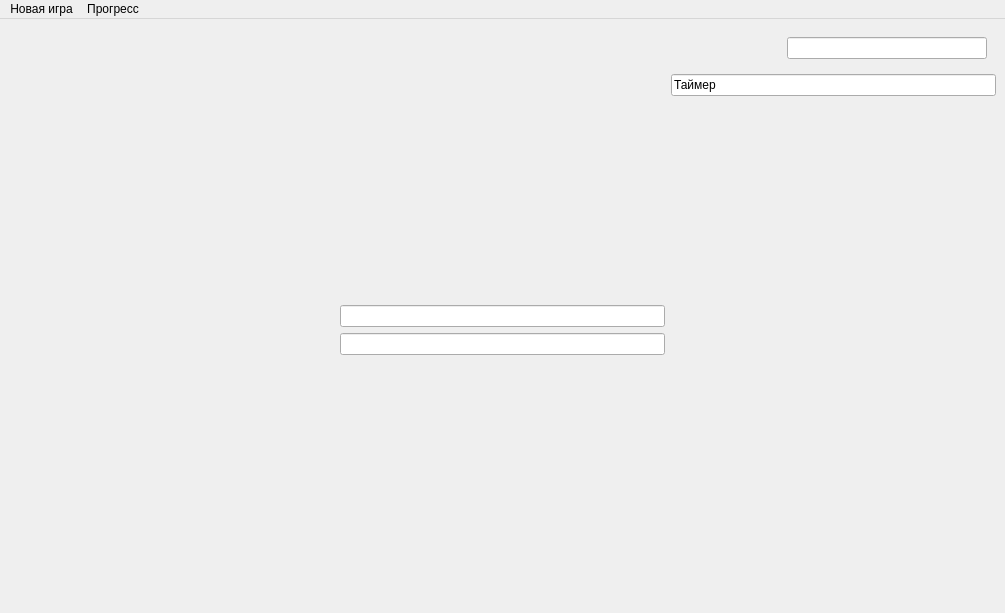
Above: MyMainForm.ui from KirillShevnin1/MyFirstProgramm before the change. Below: the same form after it.
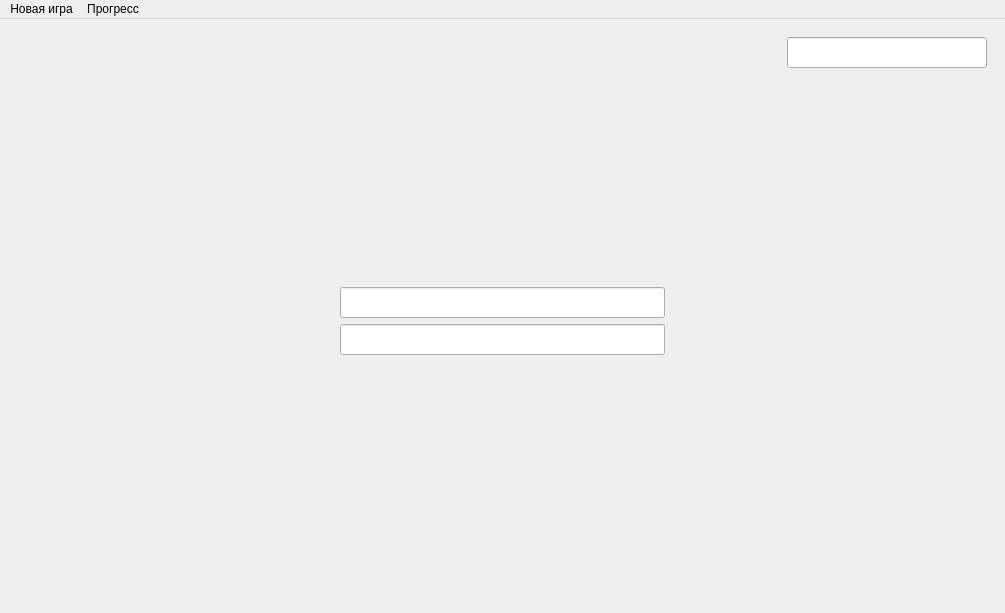
That is the form after the change. Icons and pictures are not drawn.

```diff
--- a/MyMainForm.ui
+++ b/MyMainForm.ui
@@ -19,9 +19,15 @@
   <property name="windowTitle">
    <string>Моё приложение </string>
   </property>
+  <property name="autoFillBackground">
+   <bool>false</bool>
+  </property>
+  <property name="styleSheet">
+   <string notr="true">#MainWindow {border-image:url(:/bg/bg) 0 0 0 0 stretch stretch;}</string>
+  </property>
   <widget class="QWidget" name="centralwidget">
    <layout class="QGridLayout" name="gridLayout_2">
-    <item row="2" column="2">
+    <item row="1" column="2">
      <spacer name="horizontalSpacer_3">
       <property name="orientation">
        <enum>Qt::Horizontal</enum>
@@ -34,7 +40,7 @@
       </property>
      </spacer>
     </item>
-    <item row="2" column="0">
+    <item row="1" column="0">
      <spacer name="horizontalSpacer_2">
       <property name="orientation">
        <enum>Qt::Horizontal</enum>
@@ -47,6 +53,69 @@
       </property>
      </spacer>
     </item>
+    <item row="1" column="1">
+     <layout class="QGridLayout" name="gridLayout">
+      <item row="0" column="0">
+       <spacer name="verticalSpacer">
+        <property name="orientation">
+         <enum>Qt::Vertical</enum>
+        </property>
+        <property name="sizeHint" stdset="0">
+         <size>
+          <width>20</width>
+          <height>187</height>
+         </size>
+        </property>
+       </spacer>
+      </item>
+      <item row="4" column="0">
+       <spacer name="verticalSpacer_2">
+        <property name="orientation">
+         <enum>Qt::Vertical</enum>
+        </property>
+        <property name="sizeHint" stdset="0">
+         <size>
+          <width>20</width>
+          <height>249</height>
+         </size>
+        </property>
+       </spacer>
+      </item>
+      <item row="3" column="0">
+       <widget class="QLineEdit" name="lineEditEnterText">
+        <property name="maximumSize">
+         <size>
+          <width>500</width>
+          <height>16777215</height>
+         </size>
+        </property>
+        <property name="font">
+         <font>
+          <pointsize>14</pointsize>
+         </font>
+        </property>
+       </widget>
+      </item>
+      <item row="1" column="0" rowspan="2">
+       <widget class="QLineEdit" name="lineEditOutputText">
+        <property name="maximumSize">
+         <size>
+          <width>500</width>
+          <height>16777215</height>
+         </size>
+        </property>
+        <property name="font">
+         <font>
+          <pointsize>14</pointsize>
+         </font>
+        </property>
+        <property name="text">
+         <string/>
+        </property>
+       </widget>
+      </item>
+     </layout>
+    </item>
     <item row="0" column="0" colspan="3">
      <widget class="QWidget" name="widget" native="true">
       <layout class="QHBoxLayout" name="horizontalLayout_2">
@@ -73,6 +142,11 @@
              <height>16777215</height>
             </size>
            </property>
+           <property name="font">
+            <font>
+             <pointsize>14</pointsize>
+            </font>
+           </property>
           </widget>
          </item>
         </layout>
@@ -80,63 +154,6 @@
       </layout>
      </widget>
     </item>
-    <item row="1" column="2">
-     <widget class="QLineEdit" name="lineEdit">
-      <property name="text">
-       <string>Таймер </string>
-      </property>
-     </widget>
-    </item>
-    <item row="2" column="1">
-     <layout class="QGridLayout" name="gridLayout">
-      <item row="2" column="0">
-       <widget class="QLineEdit" name="lineEditOutputText">
-        <property name="maximumSize">
-         <size>
-          <width>500</width>
-          <height>16777215</height>
-         </size>
-        </property>
-       </widget>
-      </item>
-      <item row="0" column="0">
-       <spacer name="verticalSpacer">
-        <property name="orientation">
-         <enum>Qt::Vertical</enum>
-        </property>
-        <property name="sizeHint" stdset="0">
-         <size>
-          <width>20</width>
-          <height>187</height>
-         </size>
-        </property>
-       </spacer>
-      </item>
-      <item row="4" column="0">
-       <spacer name="verticalSpacer_2">
-        <property name="orientation">
-         <enum>Qt::Vertical</enum>
-        </property>
-        <property name="sizeHint" stdset="0">
-         <size>
-          <width>20</width>
-          <height>249</height>
-         </size>
-        </property>
-       </spacer>
-      </item>
-      <item row="3" column="0">
-       <widget class="QLineEdit" name="lineEditEnterText">
-        <property name="maximumSize">
-         <size>
-          <width>500</width>
-          <height>16777215</height>
-         </size>
-        </property>
-       </widget>
-      </item>
-     </layout>
-    </item>
    </layout>
   </widget>
   <widget class="QMenuBar" name="menubar">
```
Left out of the diff: 4 changed lines with no effect on the pictures.
